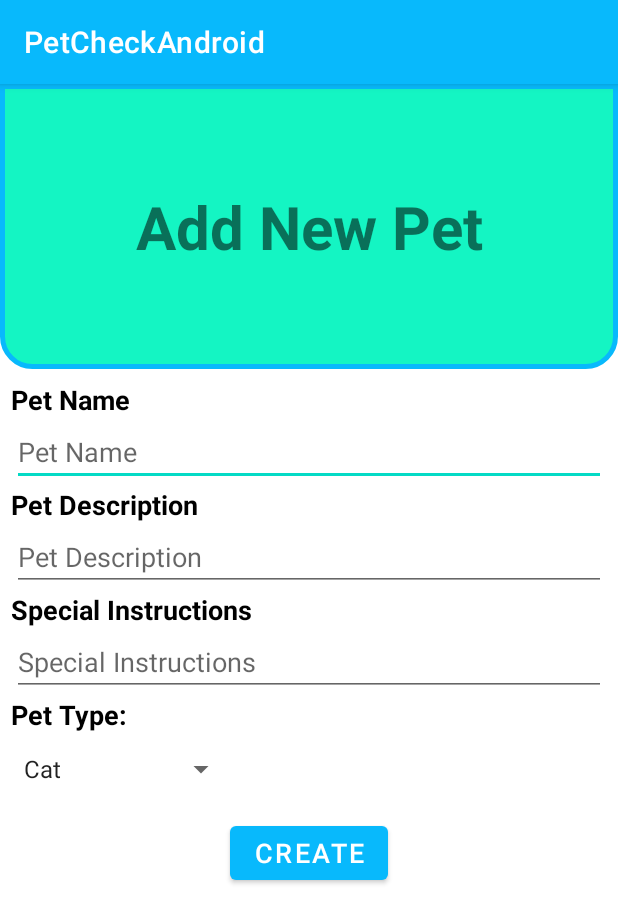
After one commit to RoatchBrandyn-FS/BrandynMumma2205, an Android app: the AddPetActivity screen opened directly, with no data from a screen before it, on a phone screen of 412 x 824 dp. The commit adds this screen. Shown: the top 923 px of the screen. Run offline under Robolectric (Android 15) with nearby library versions, the phone set to English and light mode, and no system bars; our stand-ins replace Firebase (no records; nobody signed in at launch, a user with empty details on screens opened directly).

Commit message:
Finished setting up adding pets to firestore, issue refreshing pet list after adding so sent to main page when pet is added.

```diff
--- /dev/null
+++ b/PetCheckAndroid/app/src/main/java/com/example/petcheckandroid/activities/AddPetActivity.java
@@ -0,0 +1,40 @@
+package com.example.petcheckandroid.activities;
+
+import android.content.Intent;
+import android.os.Bundle;
+import android.util.Log;
+
+import androidx.annotation.Nullable;
+import androidx.appcompat.app.AppCompatActivity;
+
+import com.example.petcheckandroid.R;
+import com.example.petcheckandroid.fragments.AddPetFragment;
+import com.example.petcheckandroid.utilities.IntentExtrasUtil;
+
+public class AddPetActivity extends AppCompatActivity implements AddPetFragment.AddPetFragmentListener {
+
+    private final String TAG = "AddPetActivity.TAG";
+    String roomDocId;
+
+    @Override
+    protected void onCreate(@Nullable Bundle savedInstanceState) {
+        super.onCreate(savedInstanceState);
+        setContentView(R.layout.activity_main);
+
+        Intent currentIntent = getIntent();
+        roomDocId = currentIntent.getStringExtra(IntentExtrasUtil.EXTRA_ROOM_DOC_ID);
+        Log.i(TAG, "onCreate: DocId = " + roomDocId);
+
+        getSupportFragmentManager()
+                .beginTransaction()
+                .setReorderingAllowed(true)
+                .replace(R.id.fragment_container, AddPetFragment.newInstance())
+                .commit();
+
+    }
+
+    @Override
+    public String getDocID() {
+        return roomDocId;
+    }
+}
--- /dev/null
+++ b/PetCheckAndroid/app/src/main/java/com/example/petcheckandroid/fragments/AddPetFragment.java
@@ -0,0 +1,171 @@
+package com.example.petcheckandroid.fragments;
+
+import android.content.Context;
+import android.content.Intent;
+import android.os.Bundle;
+import android.util.Log;
+import android.view.LayoutInflater;
+import android.view.View;
+import android.view.ViewGroup;
+import android.widget.AdapterView;
+import android.widget.ArrayAdapter;
+import android.widget.Button;
+import android.widget.EditText;
+import android.widget.Spinner;
+import android.widget.Switch;
+import android.widget.Toast;
+
+import androidx.annotation.NonNull;
+import androidx.annotation.Nullable;
+import androidx.fragment.app.Fragment;
+
+import com.example.petcheckandroid.R;
+import com.example.petcheckandroid.activities.AddPetActivity;
+import com.example.petcheckandroid.utilities.AlertsUtil;
+import com.example.petcheckandroid.utilities.FirebaseUtil;
+import com.google.android.gms.tasks.OnSuccessListener;
+import com.google.firebase.firestore.DocumentReference;
+import com.google.firebase.firestore.FirebaseFirestore;
+
+import java.util.Arrays;
+import java.util.HashMap;
+import java.util.List;
+import java.util.Map;
+
+public class AddPetFragment extends Fragment implements View.OnClickListener {
+
+    private final String TAG = "AddPetFragment.TAG";
+    private AddPetFragmentListener addPetFragmentListener;
+
+    public static AddPetFragment newInstance() {
+
+        Bundle args = new Bundle();
+
+        AddPetFragment fragment = new AddPetFragment();
+        fragment.setArguments(args);
+        return fragment;
+    }
+
+    public interface AddPetFragmentListener {
+        String getDocID();
+    }
+
+    @Override
+    public void onAttach(@NonNull Context context) {
+        super.onAttach(context);
+        if(context instanceof AddPetFragmentListener){
+            addPetFragmentListener = (AddPetFragmentListener) context;
+        }
+    }
+
+    @Nullable
+    @Override
+    public View onCreateView(@NonNull LayoutInflater inflater, @Nullable ViewGroup container, @Nullable Bundle savedInstanceState) {
+        return inflater.inflate(R.layout.fragment_add_pet, container, false);
+    }
+
+    @Override
+    public void onViewCreated(@NonNull View view, @Nullable Bundle savedInstanceState) {
+        super.onViewCreated(view, savedInstanceState);
+
+        Button createBtn = getActivity().findViewById(R.id.add_pet_btn_create);
+        createBtn.setOnClickListener(this);
+        setSpinner();
+
+    }
+
+    @Override
+    public void onClick(View view) {
+        if(view.getId() == R.id.add_pet_btn_create){
+
+            FirebaseFirestore db = FirebaseFirestore.getInstance();
+
+
+            //get views needed for access
+            EditText nameET = getActivity().findViewById(R.id.add_pet_et_name);
+            EditText descriptionET = getActivity().findViewById(R.id.add_pet_et_description);
+            EditText specialInstructionET = getActivity().findViewById(R.id.add_pet_et_special_instructions);
+            Spinner typeSpinner = getActivity().findViewById(R.id.add_pet_et_spinner);
+
+            //get strings from views
+            String nameString = nameET.getText().toString().trim();
+            String descriptionString = descriptionET.getText().toString().trim();
+            String specialInstructionsString = specialInstructionET.getText().toString().trim();
+            String typeString = typeSpinner.getSelectedItem().toString();
+
+
+            if (nameString.isEmpty() || descriptionString.isEmpty() || specialInstructionsString.isEmpty()){
+                AlertsUtil.newPetError(getContext());
+            }
+            else {
+
+                //get String[]'s
+                String[] activityTypes = {};
+                String[] activityTimes = {};
+
+                switch (typeString){
+                    case "Cat":
+                        activityTypes = getContext().getResources().getStringArray(R.array.cat_activities);
+                        activityTimes = new String[] {"N/A", "N/A"};
+                    case "Dog":
+                        activityTypes = getContext().getResources().getStringArray(R.array.dog_activities);
+                        activityTimes = new String[] {"N/A", "N/A", "N/A"};
+                    case "Fish":
+                        activityTypes = getContext().getResources().getStringArray(R.array.fish_activities);
+                        activityTimes = new String[] {"N/A", "N/A"};
+                }
+
+                Log.i(TAG, "onClick: Act Type/Time = " + activityTypes[0] + "/" + activityTimes[0]);
+
+                //set hash map for add
+                Map<String, Object> newPet = new HashMap<>();
+                newPet.put("name", nameString);
+                newPet.put("type", typeString);
+                newPet.put("description", descriptionString);
+                newPet.put("special_instructions", specialInstructionsString);
+                newPet.put("activity_types", Arrays.asList(activityTypes));
+                newPet.put("activity_times", Arrays.asList(activityTimes));
+
+
+                db.collection(FirebaseUtil.COLLECTION_ROOMS + "/" + addPetFragmentListener.getDocID()
+                        + "/" + FirebaseUtil.COLLECTION_PETS).add(newPet).addOnSuccessListener(new OnSuccessListener<DocumentReference>() {
+                    @Override
+                    public void onSuccess(DocumentReference documentReference) {
+
+                        Intent resultIntent = new Intent();
+                        getActivity().setResult(21, resultIntent);
+
+                        Toast.makeText(getContext(), "Added " + nameString, Toast.LENGTH_SHORT).show();
+
+                        getActivity().finish();
+
+                    }
+                });
+
+
+
+            }
+
+        }
+    }
+
+    private void setSpinner(){
+        Spinner petTypeSpinner = getActivity().findViewById(R.id.add_pet_et_spinner);
+        ArrayAdapter<CharSequence> spinnerAdapter = ArrayAdapter.createFromResource(getContext(), R.array.pet_types, android.R.layout.simple_spinner_item);
+        spinnerAdapter.setDropDownViewResource(android.R.layout.simple_spinner_dropdown_item);
+        petTypeSpinner.setAdapter(spinnerAdapter);
+        petTypeSpinner.setOnItemSelectedListener(new AdapterView.OnItemSelectedListener() {
+            @Override
+            public void onItemSelected(AdapterView<?> adapterView, View view, int i, long l) {
+                String[] petTypes = getContext().getResources().getStringArray(R.array.pet_types);
+
+                Log.i(TAG, "onItemSelected: Pet Type = " + petTypes[i]);
+            }
+
+            @Override
+            public void onNothingSelected(AdapterView<?> adapterView) {
+
+            }
+        });
+    }
+}
--- a/PetCheckAndroid/app/src/main/java/com/example/petcheckandroid/utilities/IntentExtrasUtil.java
+++ b/PetCheckAndroid/app/src/main/java/com/example/petcheckandroid/utilities/IntentExtrasUtil.java
@@ -9,4 +9,5 @@ public class IntentExtrasUtil {
     public static String EXTRA_CONFIRMED_ROOM = "EXTRA_CONFIRMED_ROOM";
     public static String EXTRA_CURRENT_USER = "EXTRA_CONFIRMED_USER";
     public static String EXTRA_PET_DETAILS = "EXTRA_PET_DETAILS";
+    public static String EXTRA_ROOM_DOC_ID = "EXTRA_ROOM_DOC_ID";
 }
--- /dev/null
+++ b/PetCheckAndroid/app/src/main/res/layout/fragment_add_pet.xml
@@ -0,0 +1,111 @@
+<?xml version="1.0" encoding="utf-8"?>
+<LinearLayout xmlns:android="http://schemas.android.com/apk/res/android"
+    android:layout_width="match_parent"
+    android:layout_height="match_parent"
+    android:orientation="vertical">
+
+    <LinearLayout
+        android:layout_width="match_parent"
+        android:layout_height="0dp"
+        android:layout_weight="1"
+        android:background="@drawable/rounded_corners_bottom"
+        android:gravity="center">
+
+        <TextView
+            android:layout_margin="8dp"
+            android:layout_width="match_parent"
+            android:layout_height="wrap_content"
+            android:text="@string/add_new_pet"
+            android:textAlignment="center"
+            android:textSize="40sp"
+            android:textStyle="bold"/>
+
+    </LinearLayout>
+
+    <LinearLayout
+        android:layout_width="match_parent"
+        android:layout_height="0dp"
+        android:layout_weight="3"
+        android:orientation="vertical"
+        android:layout_marginTop="8dp">
+
+        <TextView
+            android:layout_width="match_parent"
+            android:layout_height="wrap_content"
+            android:text="@string/pet_name_title"
+            android:layout_marginStart="7dp"
+            android:textStyle="bold"
+            android:textAppearance="@style/TextAppearance.AppCompat.Medium"
+            android:textColor="@color/black"/>
+
+        <EditText
+            android:id="@+id/add_pet_et_name"
+            android:layout_width="match_parent"
+            android:layout_height="wrap_content"
+            android:hint="@string/hint_pet_name"
+            android:layout_marginStart="8dp"
+            android:layout_marginEnd="8dp"/>
+
+        <TextView
+            android:layout_width="match_parent"
+            android:layout_height="wrap_content"
+            android:text="@string/title_pet_description"
+            android:layout_marginStart="7dp"
+            android:textStyle="bold"
+            android:textAppearance="@style/TextAppearance.AppCompat.Medium"
+            android:textColor="@color/black"/>
+
+        <EditText
+            android:id="@+id/add_pet_et_description"
+            android:layout_width="match_parent"
+            android:layout_height="wrap_content"
+            android:hint="@string/hint_pet_description"
+            android:layout_marginStart="8dp"
+            android:layout_marginEnd="8dp"/>
+
+        <TextView
+            android:layout_width="match_parent"
+            android:layout_height="wrap_content"
+            android:text="@string/title_special_instructions"
+            android:layout_marginStart="7dp"
+            android:textStyle="bold"
+            android:textAppearance="@style/TextAppearance.AppCompat.Medium"
+            android:textColor="@color/black"/>
+
+        <EditText
+            android:id="@+id/add_pet_et_special_instructions"
+            android:layout_width="match_parent"
+            android:layout_height="wrap_content"
+            android:hint="@string/hint_special_instructions"
+            android:layout_marginStart="8dp"
+            android:layout_marginEnd="8dp"/>
+
+        <TextView
+            android:layout_width="match_parent"
+            android:layout_height="wrap_content"
+            android:text="@string/title_pet_type"
+            android:layout_marginStart="7dp"
+            android:textStyle="bold"
+            android:textAppearance="@style/TextAppearance.AppCompat.Medium"
+            android:textColor="@color/black"/>
+
+        <Spinner
+            android:id="@+id/add_pet_et_spinner"
+            android:layout_width="150dp"
+            android:layout_height="48dp"
+            android:layout_marginStart="8dp"/>
+
+        <Button
+            android:id="@+id/add_pet_btn_create"
+            android:layout_width="wrap_content"
+            android:layout_height="48dp"
+            android:text="@string/btn_create"
+            android:textSize="18sp"
+            android:layout_marginTop="8dp"
+            android:layout_gravity="center"/>
+
+    </LinearLayout>
+
+
+
+</LinearLayout>
--- a/PetCheckAndroid/app/src/main/res/values/strings.xml
+++ b/PetCheckAndroid/app/src/main/res/values/strings.xml
@@ -1,4 +1,27 @@
 <resources>
+
+    <string-array name="pet_types">
+        <item>Cat</item>
+        <item>Dog</item>
+        <item>Fish</item>
+    </string-array>
+
+    <string-array name="cat_activities">
+        <item>Fed</item>
+        <item>Changed Litter</item>
+    </string-array>
+
+    <string-array name="dog_activities">
+        <item>Fed</item>
+        <item>Bathroom</item>
+        <item>Walked</item>
+    </string-array>
+
+    <string-array name="fish_activities">
+        <item>Fed</item>
+        <item>Cleaned Bowl</item>
+    </string-array>
+
     <string name="app_name">PetCheckAndroid</string>
     <string name="app_title">Pet Check</string>
     <string name="hint_room_code">Room Code</string>
@@ -32,4 +55,13 @@
     <string name="sample_text_large">Lorem ipsum dolor sit amet, consectetur adipiscing elit, sed do eiusmod tempor incididunt ut labore et dolore magna aliqua. Ut enim ad minim veniam, quis nostrud exercitation ullamco laboris nisi ut aliquip ex ea commodo consequat. Duis aute irure dolor in reprehenderit in voluptate velit esse cillum dolore eu fugiat nulla pariatur. Excepteur sint occaecat cupidatat non proident, sunt in culpa qui officia deserunt mollit anim id est laborum.</string>
     <string name="special_instructions">Special Instructions:</string>
     <string name="activities_titles">Activities:</string>
+    <string name="add_new_pet">Add New Pet</string>
+    <string name="pet_name_title">Pet Name</string>
+    <string name="hint_pet_name">Pet Name</string>
+    <string name="title_pet_description">Pet Description</string>
+    <string name="hint_pet_description">Pet Description</string>
+    <string name="title_special_instructions">Special Instructions</string>
+    <string name="hint_special_instructions">Special Instructions</string>
+    <string name="title_pet_type">Pet Type:</string>
+
 </resources>
```
Also changed, not shown: PetCheckAndroid/app/src/main/AndroidManifest.xml (+11 -0 lines), PetCheckAndroid/app/src/main/java/com/example/petcheckandroid/activities/MainPostsActivity.java (+11 -0 lines), PetCheckAndroid/app/src/main/java/com/example/petcheckandroid/activities/PetsListActivity.java (+46 -0 lines), PetCheckAndroid/app/src/main/java/com/example/petcheckandroid/fragments/PetsListFragment.java (+52 -6 lines), PetCheckAndroid/app/src/main/java/com/example/petcheckandroid/utilities/AlertsUtil.java (+17 -0 lines).
